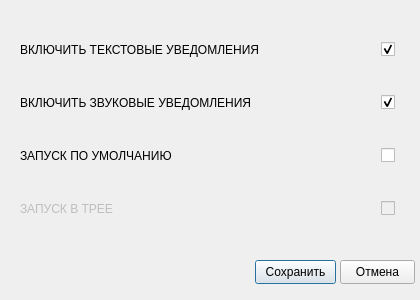
The window that src/settings.ui (43343/DeadlineList) describes before a commit, drawn with Qt 5.
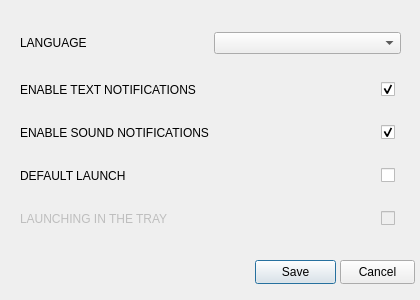
The same window after the commit.

```diff
--- a/src/settings.ui
+++ b/src/settings.ui
@@ -35,12 +35,30 @@
     </rect>
    </property>
    <layout class="QVBoxLayout" name="verticalLayout">
+    <item>
+     <layout class="QHBoxLayout" name="horizontalLayout_5">
+      <item>
+       <widget class="QLabel" name="label_4">
+        <property name="text">
+         <string>LANGUAGE</string>
+        </property>
+       </widget>
+      </item>
+      <item>
+       <widget class="QComboBox" name="languagesComboBox">
+        <property name="editable">
+         <bool>false</bool>
+        </property>
+       </widget>
+      </item>
+     </layout>
+    </item>
     <item>
      <layout class="QHBoxLayout" name="horizontalLayout">
       <item>
        <widget class="QLabel" name="label">
         <property name="text">
-         <string>ВКЛЮЧИТЬ ТЕКСТОВЫЕ УВЕДОМЛЕНИЯ</string>
+         <string>ENABLE TEXT NOTIFICATIONS</string>
         </property>
        </widget>
       </item>
@@ -73,7 +91,7 @@
       <item>
        <widget class="QLabel" name="label_2">
         <property name="text">
-         <string>ВКЛЮЧИТЬ ЗВУКОВЫЕ УВЕДОМЛЕНИЯ</string>
+         <string>ENABLE SOUND NOTIFICATIONS</string>
         </property>
        </widget>
       </item>
@@ -106,7 +124,7 @@
       <item>
        <widget class="QLabel" name="label_3">
         <property name="text">
-         <string>ЗАПУСК ПО УМОЛЧАНИЮ</string>
+         <string>DEFAULT LAUNCH</string>
         </property>
        </widget>
       </item>
@@ -139,7 +157,7 @@
          <bool>false</bool>
         </property>
         <property name="text">
-         <string>ЗАПУСК В ТРЕЕ</string>
+         <string>LAUNCHING IN THE TRAY</string>
         </property>
        </widget>
       </item>
@@ -182,7 +200,7 @@
     </rect>
    </property>
    <property name="text">
-    <string>Сохранить</string>
+    <string>Save</string>
    </property>
   </widget>
   <widget class="QPushButton" name="cancelButton">
@@ -195,7 +213,7 @@
     </rect>
    </property>
    <property name="text">
-    <string>Отмена</string>
+    <string>Cancel</string>
    </property>
   </widget>
  </widget>
```
